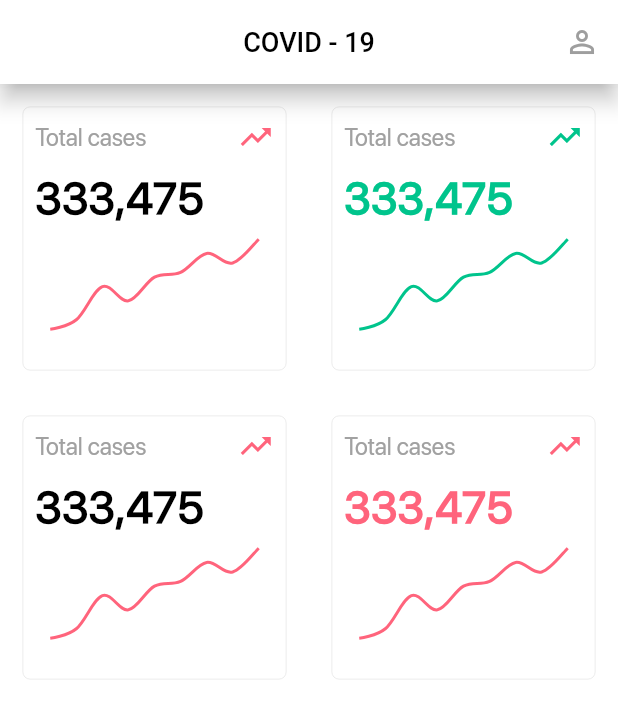
After one commit to PatrickNiyogitare28/covastats, a Flutter app: the HomePage screen opened directly, on a phone screen of 412 x 824 dp. The commit adds this screen. Shown: the top 718 px of the screen. Run offline on Flutter 3.47's test engine with Material 2 defaults, Android fonts, the phone set to English and light mode, and no system bars; drawn by our look-alikes of fl_chart.

Commit message:
ft: initialized home screen

```diff
--- a/lib/main.dart
+++ b/lib/main.dart
@@ -1,5 +1,6 @@
+import 'package:covstats/screens/onboarding/first_onboard.dart';
 import 'package:flutter/material.dart';
-import './screens/onboarding/first_onboard.dart';
+// import 'package:fl_chart/fl_chart.dart';
 
 void main() {
   runApp(MyApp());
@@ -12,10 +13,23 @@ class MyApp extends StatelessWidget {
     return MaterialApp(
       title: 'Covast',
       theme: ThemeData(
-          // primarySwatch: Colors.blue,
+          // primarySwatch: Color.fromRGBO(0, 196, 140,1),
+          accentColor: Color.fromRGBO(0, 196, 140,1),
           primaryColor: Color.fromRGBO(255, 100, 124, 1),
           fontFamily: 'SF Pro Display',
           scaffoldBackgroundColor: Colors.white,
+          appBarTheme: AppBarTheme(
+            elevation: 6,
+            color: Colors.white,
+            textTheme: Theme.of(context).textTheme.apply(
+              bodyColor: Colors.black,
+              fontSizeFactor: 0.9
+            ),
+            iconTheme: IconThemeData(
+              color: Colors.grey
+            ),
+            // backgroundColor: Colors.white
+          ),
           bottomNavigationBarTheme: BottomNavigationBarThemeData(
               backgroundColor: Colors.white, elevation: 0)),
       home: FirstOnboard(),
--- /dev/null
+++ b/lib/screens/home/home_page.dart
@@ -0,0 +1,31 @@
+import 'package:flutter/material.dart';
+
+import 'widgets/stat_card_list.dart';
+
+class HomePage extends StatelessWidget {
+  @override
+  Widget build(BuildContext context) {
+    return Scaffold(
+      appBar: AppBar(
+        title: Text("COVID - 19"),
+        centerTitle: true,
+        actions: [
+          IconButton(
+            onPressed: (){},
+            icon: Icon(Icons.person_outline))
+        ],
+      ),
+        body: Column(
+          children: [
+            Expanded(
+              child:  StatCardList()
+            )
+          ],
+        )
+
+
+
+
+    );
+  }
+}
--- /dev/null
+++ b/lib/screens/home/widgets/stat_card_list.dart
@@ -0,0 +1,74 @@
+import 'package:flutter/material.dart';
+
+import './stat_line_chart.dart';
+
+class StatCardList extends StatelessWidget {
+  const StatCardList({Key? key}) : super(key: key);
+
+  @override
+  Widget build(BuildContext context) {
+    return GridView.count(
+      crossAxisCount: 2,
+      children: List.generate(4, (i) {
+        return Center(
+            child: Padding(
+          padding: const EdgeInsets.all(15),
+          child: Container(
+            decoration: BoxDecoration(
+              border: Border.all(
+                  color: Color.fromRGBO(229, 229, 229, 1), width: 0.5),
+              borderRadius: BorderRadius.circular(5),
+              // color: Colors.red,
+            ),
+            child: Padding(
+              padding: const EdgeInsets.all(8.0),
+              child: Column(
+                children: <Widget>[
+                  Column(
+                    mainAxisAlignment: MainAxisAlignment.spaceBetween,
+                    children: <Widget>[
+                      Row(
+                        mainAxisAlignment: MainAxisAlignment.spaceBetween,
+                        children: <Widget>[
+                          Text(
+                            "Total cases",
+                            style: TextStyle(
+                                color: Color.fromRGBO(161, 161, 161, 1),
+                                fontSize: 16),
+                          ),
+                          Icon(
+                            Icons.trending_up_outlined,
+                            color: (i == 1)
+                                ? Theme.of(context).accentColor
+                                : Theme.of(context).primaryColor,
+                          )
+                        ],
+                      ),
+                      Align(
+                          alignment: Alignment.centerLeft,
+                          child: Padding(
+                            padding: const EdgeInsets.only(top: 10),
+                            child: Text(
+                              "333,475",
+                              style: TextStyle(
+                                  fontSize: 30,
+                                  fontWeight: FontWeight.bold,
+                                  color: (i == 1)
+                                      ? Theme.of(context).accentColor
+                                      : (i == 3)
+                                          ? Theme.of(context).primaryColor
+                                          : Colors.black),
+                            ),
+                          )),
+                    ],
+                  ),
+                  StatLineChart(i),
+                ],
+              ),
+            ),
+          ),
+        ));
+      }),
+    );
+  }
+}
--- /dev/null
+++ b/lib/screens/home/widgets/stat_line_chart.dart
@@ -0,0 +1,40 @@
+import 'package:flutter/material.dart';
+import 'package:fl_chart/fl_chart.dart';
+
+class StatLineChart extends StatelessWidget {
+  final int _index;
+  const StatLineChart(this._index);
+  @override
+  Widget build(BuildContext context) {
+    return Container(
+              height: 80,
+              padding: EdgeInsets.all(10),
+              width: double.infinity,
+              child: LineChart(LineChartData(
+                gridData: FlGridData(show: false),
+                titlesData: FlTitlesData(show: false),
+                borderData: FlBorderData(show: false),
+
+                lineBarsData: [
+                  LineChartBarData(
+                    spots: [
+                      FlSpot(0, 1),
+                      FlSpot(1, 3),
+                      FlSpot(2, 10),
+                      FlSpot(3, 7),
+                      FlSpot(4, 12),
+                      FlSpot(5, 13),
+                      FlSpot(6, 17),
+                      FlSpot(7, 15),
+                      FlSpot(8, 20)
+                    ],
+                    isCurved: true,
+                    dotData: FlDotData(show: false),
+                    colors: [(_index == 1) ? Theme.of(context).accentColor : Theme.of(context).primaryColor]
+                  )
+                ]
+              ),
+              ),
+      );
+  }
+}
--- a/lib/screens/onboarding/breathing_onboarding.dart
+++ b/lib/screens/onboarding/breathing_onboarding.dart
@@ -1,8 +1,27 @@
 import 'package:flutter/material.dart';
 
-class BreathingOnBoarding extends StatelessWidget {
+import '../home/home_page.dart';
+
+class BreathingOnBoarding extends StatefulWidget {
+  @override
+  _BreathingOnBoardingState createState() => _BreathingOnBoardingState();
+}
+
+class _BreathingOnBoardingState extends State<BreathingOnBoarding> {
+  int _selectedIndex = 0;
+
+ void _onItemTapped(int index) {
+   _selectedIndex = index;
+   if(_selectedIndex == 2){
+      Navigator.pushReplacement(context,
+       MaterialPageRoute(builder: (context) => HomePage())
+    );
+   }
+ }
+
   final String _description =
       "Contact your doctor o clinic right away if you have COVID-19, or you liv in or have traveled from an area with ongoing community spread of COVID-19.";
+
   @override
   Widget build(BuildContext context) {
     return Scaffold(
@@ -38,6 +57,8 @@ class BreathingOnBoarding extends StatelessWidget {
         ),
       ),
       bottomNavigationBar: BottomNavigationBar(
+         currentIndex: _selectedIndex,
+         onTap: _onItemTapped,
         items: [
           BottomNavigationBarItem(
               icon: Icon(Icons.business, size: 0),
--- a/lib/screens/onboarding/second_onboard.dart
+++ b/lib/screens/onboarding/second_onboard.dart
@@ -1,5 +1,4 @@
 import 'package:flutter/material.dart';
-import './breathing_onboarding.dart';
 import './cough_onboarding.dart';
 
 class SecondOnboard extends StatefulWidget {
--- a/pubspec.yaml
+++ b/pubspec.yaml
@@ -21,6 +21,9 @@ environment:
   sdk: ">=2.12.0 <3.0.0"
 
 dependencies:
+  charts_flutter: ^0.10.0
+  syncfusion_flutter_charts: ^19.1.67
+  fl_chart: ^0.35.0
   flutter:
     sdk: flutter
 
```
Also changed, not shown: pubspec.lock.
